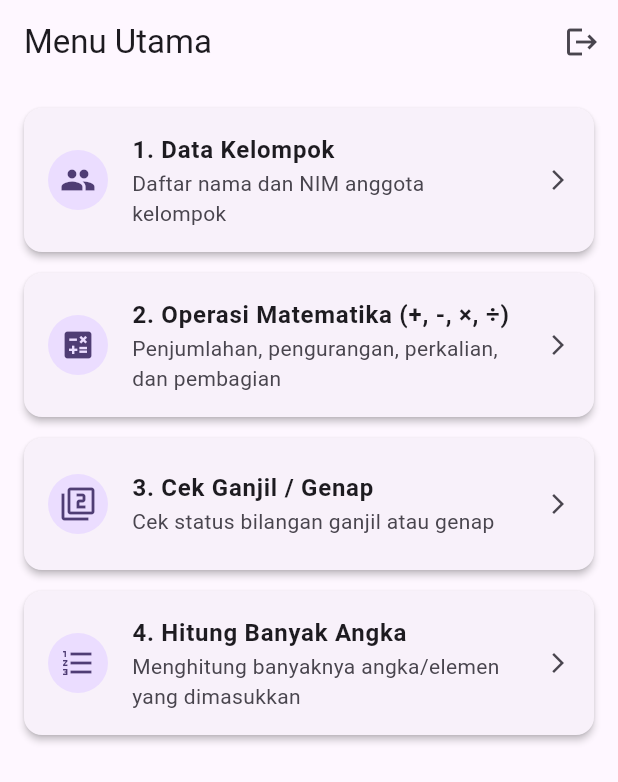
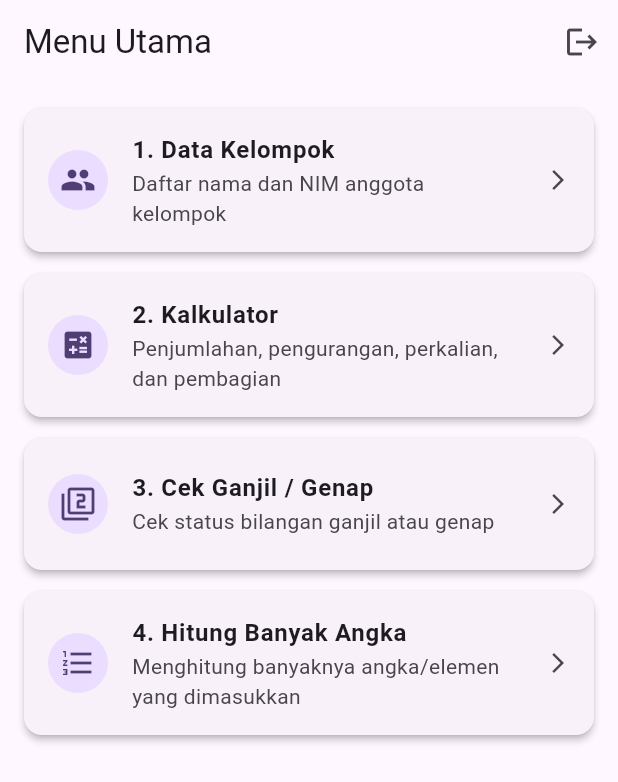
Before and after one commit to andhikaguntur/kalkurhito, a Flutter app: the MenuPage screen opened directly, on a phone screen of 412 x 824 dp. Shown: the top 782 px of the screen. Run offline on Flutter 3.47's test engine with Material 3 defaults, Android fonts, the phone set to English and light mode, and no system bars.

Commit message:
feat: implement main navigation menu, calculator, parity checker, and input utility pages

```diff
--- a/lib/pages/calculator_page.dart
+++ b/lib/pages/calculator_page.dart
@@ -2,8 +2,6 @@ import 'package:flutter/material.dart';
 import '../utils/number_validator.dart';
 
 /// Halaman Operasi Matematika / Kalkulator
-/// Menggabungkan operasi Penjumlahan (+), Pengurangan (-), Perkalian (*), dan Pembagian (/)
-/// Menggunakan tipe data `double` untuk mendukung bilangan bulat maupun pecahan.
 class CalculatorPage extends StatefulWidget {
   const CalculatorPage({super.key});
 
--- a/lib/pages/login_page.dart
+++ b/lib/pages/login_page.dart
@@ -22,8 +22,8 @@ class _LoginPageState extends State<LoginPage> {
   bool _obscurePassword = true;
 
   // Kredensial default untuk login
-  final String _validUsername = 'admin';
-  final String _validPassword = '12345';
+  final String _validUsername = 'atmin';
+  final String _validPassword = 'freewifi';
 
   /// Fungsi untuk memproses login
   void _login() {
@@ -154,7 +154,7 @@ class _LoginPageState extends State<LoginPage> {
 
                 // Petunjuk akun login
                 const Text(
-                  'Hint: username = admin, password = 12345',
+                  'Hint: username = atmin, password = freewifi',
                   style: TextStyle(fontSize: 12, color: Colors.grey),
                 ),
               ],
--- a/lib/pages/menu_page.dart
+++ b/lib/pages/menu_page.dart
@@ -51,7 +51,7 @@ class MenuPage extends StatelessWidget {
           _buildMenuCard(
             context,
             icon: Icons.calculate,
-            title: '2. Operasi Matematika (+, -, ×, ÷)',
+            title: '2. Kalkulator',
             subtitle: 'Penjumlahan, pengurangan, perkalian, dan pembagian',
             page: const CalculatorPage(),
           ),
@@ -65,7 +65,7 @@ class MenuPage extends StatelessWidget {
             page: const OddEvenPage(),
           ),
 
-          // Menu 4: Hitung Banyak Angka (COUNT)
+          // Menu 4: Hitung Banyak Angka
           _buildMenuCard(
             context,
             icon: Icons.format_list_numbered,
--- a/lib/pages/odd_even_page.dart
+++ b/lib/pages/odd_even_page.dart
@@ -2,7 +2,6 @@ import 'package:flutter/material.dart';
 import '../utils/number_validator.dart';
 
 /// Halaman Cek Ganjil / Genap
-/// Memeriksa apakah bilangan yang diinputkan bernilai ganjil atau genap.
 class OddEvenPage extends StatefulWidget {
   const OddEvenPage({super.key});
 
--- a/lib/utils/number_validator.dart
+++ b/lib/utils/number_validator.dart
@@ -14,7 +14,7 @@ class NumberValidator {
       return 'Masukkan angka yang valid';
     }
 
-    return null; // Valid (tidak ada error)
+    return null;
   }
 
   /// Mengubah teks input menjadi tipe double
```
Also changed, not shown: lib/pages/count_page.dart (+6 -7 lines).
